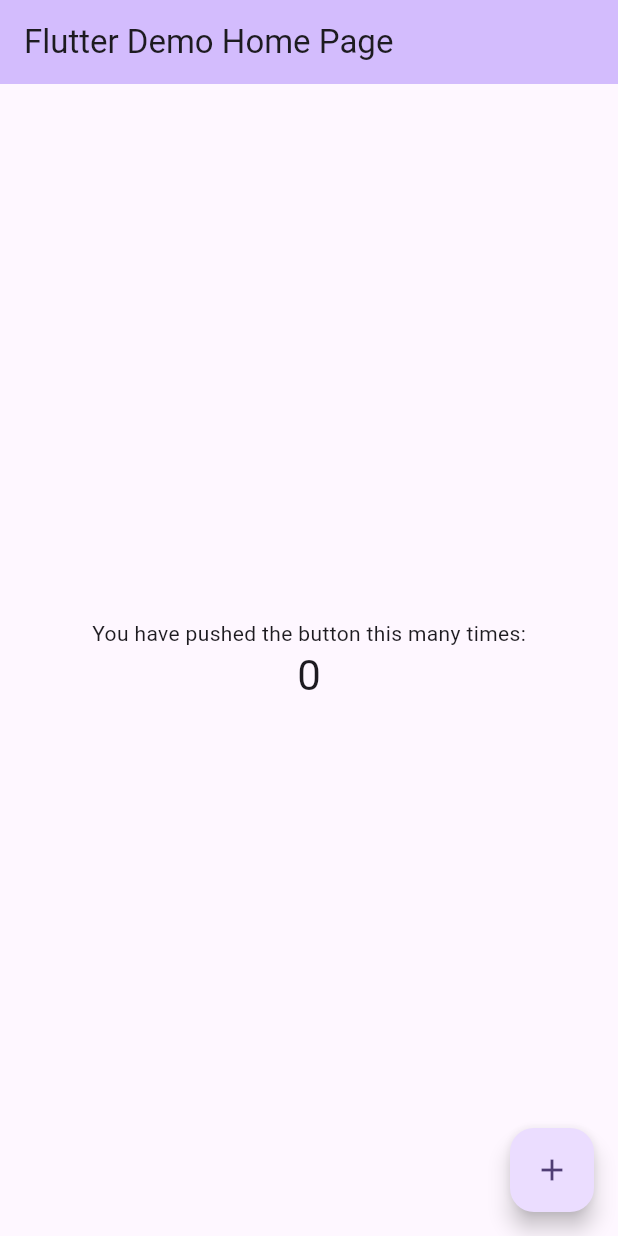
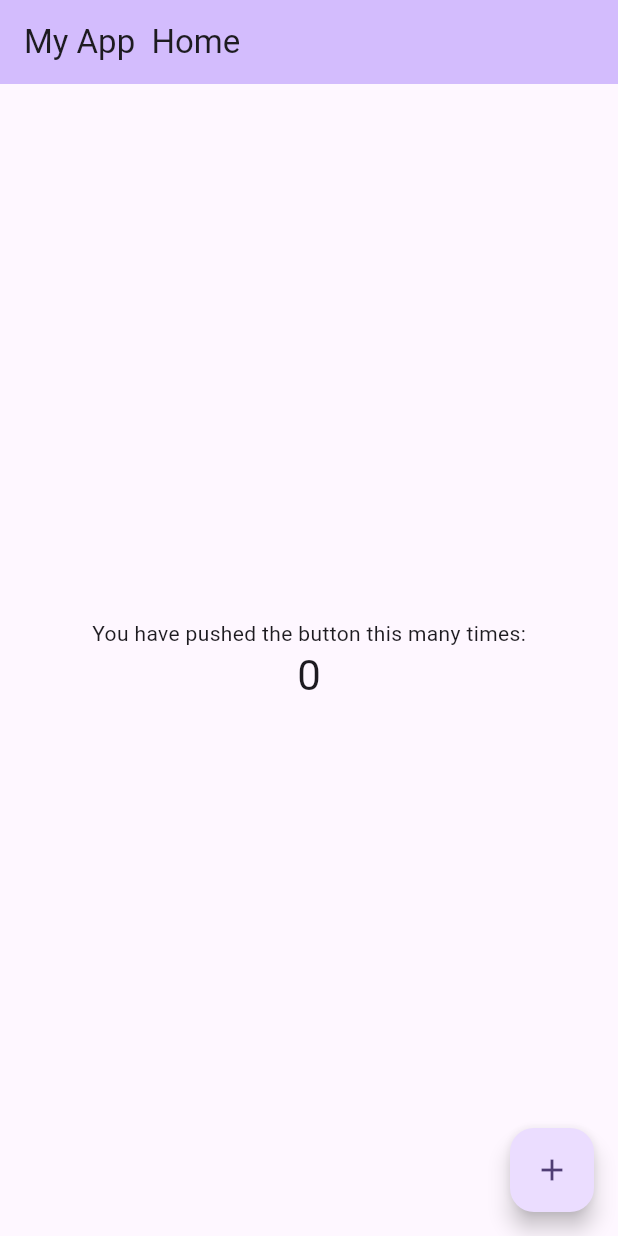
Before and after one commit to mKhurramNaseem/firebase_firestore_zohaib, a Flutter app: the screen it shows after launch, on a phone screen of 412 x 824 dp. Run offline on Flutter 3.47's test engine with Material 3 defaults, Android fonts, the phone set to English and light mode, and no system bars; our stand-ins replace cloud_firestore, firebase_core; accounts and stored records are empty.

Commit message:
Title Changed

```diff
--- a/lib/main.dart
+++ b/lib/main.dart
@@ -16,12 +16,12 @@ class MyApp extends StatelessWidget {
   @override
   Widget build(BuildContext context) {
     return MaterialApp(
-      title: 'Flutter Demo',
+      title: 'My App',
       theme: ThemeData(
         colorScheme: ColorScheme.fromSeed(seedColor: Colors.deepPurple),
         useMaterial3: true,
       ),
-      home: const MyHomePage(title: 'Flutter Demo Home Page'),
+      home: const MyHomePage(title: 'My App  Home'),
     );
   }
 }
```
